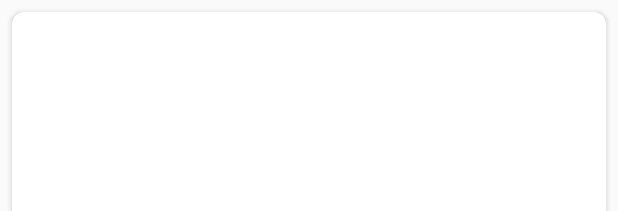
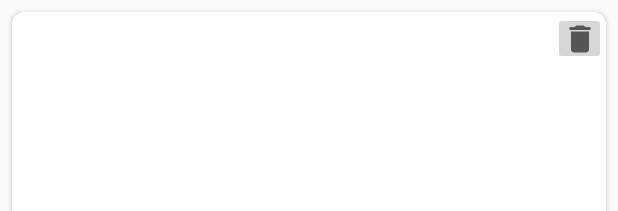
Before and after one commit to pavponn/android-itmo, an Android app: the layout post_item.xml on its own in the app's theme, with its tools: preview values and no code run, on a phone screen of 412 x 824 dp. Shown: the top 211 px of the screen. Run offline under Robolectric (Android 15) with nearby library versions, the phone set to English and light mode, and no system bars.

Commit message:
Finish HW7

```diff
--- a/NetworkLibs/app/build.gradle
+++ b/NetworkLibs/app/build.gradle
@@ -34,6 +34,7 @@ dependencies {
     implementation 'androidx.cardview:cardview:1.0.0'
     implementation "com.squareup.retrofit2:converter-moshi:2.4.0"
     implementation 'androidx.lifecycle:lifecycle-extensions:2.1.0'
+    implementation 'com.google.android.material:material:1.2.1'
     testImplementation 'junit:junit:4.12'
     androidTestImplementation 'androidx.test.ext:junit:1.1.2'
     androidTestImplementation 'androidx.test.espresso:espresso-core:3.3.0'
--- a/NetworkLibs/app/src/main/java/com/example/networklibs/cardItem/PostCardListViewHolder.kt
+++ b/NetworkLibs/app/src/main/java/com/example/networklibs/cardItem/PostCardListViewHolder.kt
@@ -1,11 +1,13 @@
 package com.example.networklibs.cardItem
 
 import android.view.View
+import android.widget.ImageButton
 import android.widget.TextView
 import androidx.recyclerview.widget.RecyclerView
 import kotlinx.android.synthetic.main.post_item.view.*
 
-class PostCardListViewHolder(val root: View): RecyclerView.ViewHolder(root) {
+class PostCardListViewHolder(root: View) : RecyclerView.ViewHolder(root) {
     val titleText: TextView = root.post_title_text
     val bodyText: TextView = root.post_body_text
+    val deleteButton: ImageButton = root.delete_post_button
 }
--- /dev/null
+++ b/NetworkLibs/app/src/main/res/drawable/ic_trash.xml
@@ -0,0 +1,10 @@
+<vector xmlns:android="http://schemas.android.com/apk/res/android"
+    android:width="24dp"
+    android:height="24dp"
+    android:viewportWidth="24"
+    android:viewportHeight="24"
+    android:tint="?attr/colorControlNormal">
+  <path
+      android:fillColor="@android:color/white"
+      android:pathData="M6,19c0,1.1 0.9,2 2,2h8c1.1,0 2,-0.9 2,-2V7H6v12zM19,4h-3.5l-1,-1h-5l-1,1H5v2h14V4z"/>
+</vector>
--- a/NetworkLibs/app/src/main/res/layout/post_item.xml
+++ b/NetworkLibs/app/src/main/res/layout/post_item.xml
@@ -10,7 +10,7 @@
     <LinearLayout
         android:id="@+id/card_image_preview"
         android:layout_width="match_parent"
-        android:layout_height="wrap_content"
+        android:layout_height="match_parent"
         android:layout_gravity="center"
         android:orientation="vertical"
         android:padding="8dp">
@@ -19,7 +19,6 @@
             android:id="@+id/post_title_text"
             android:layout_width="match_parent"
             android:layout_height="wrap_content"
-            android:layout_weight="1"
             android:gravity="top"
             android:maxLines="1"
             android:textSize="34sp"/>
@@ -27,13 +26,21 @@
         <TextView
             android:id="@+id/post_body_text"
             android:layout_width="match_parent"
-            android:layout_height="wrap_content"
-            android:layout_marginEnd="8dp"
+            android:layout_height="0dp"
+            android:layout_marginBottom="22dp"
+            android:layout_marginEnd="22dp"
             android:layout_weight="4"
             android:maxLines="5"
             android:textSize="20sp"/>
+    </LinearLayout>
 
-    </LinearLayout>
+    <ImageButton
+        android:id="@+id/delete_post_button"
+        android:layout_width="35dp"
+        android:layout_height="35dp"
+        android:layout_gravity="end|top"
+        android:contentDescription="@string/delete_post"
+        android:src="@drawable/ic_trash" />
 
 
 
```
Also changed, not shown: NetworkLibs/app/src/main/java/com/example/networklibs/MainActivity.kt (+59 -12 lines), NetworkLibs/app/src/main/java/com/example/networklibs/MainApplication.kt (+4 -3 lines), NetworkLibs/app/src/main/java/com/example/networklibs/cardItem/PostCardListAdapter.kt (+41 -1 lines), NetworkLibs/app/src/main/java/com/example/networklibs/random/RandomStringGenerator.kt (added, +17 -0 lines), NetworkLibs/app/src/main/java/com/example/networklibs/service/JsonPlaceholderService.kt (+3 -6 lines), NetworkLibs/app/src/main/res/drawable/ic_plus.xml (added, +10 -0 lines), NetworkLibs/app/src/main/res/layout/activity_main.xml (+18 -5 lines), NetworkLibs/app/src/main/res/values/strings.xml (+9 -0 lines).
